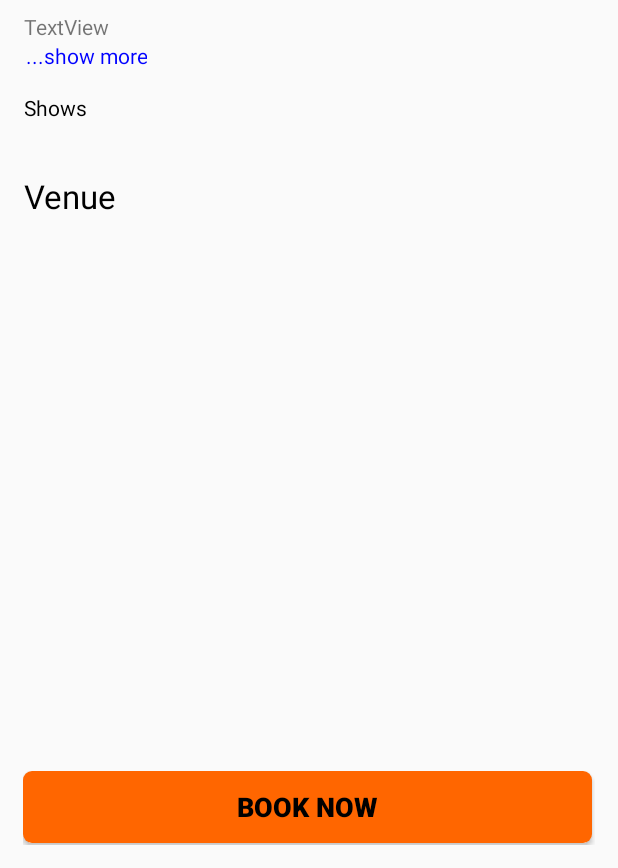
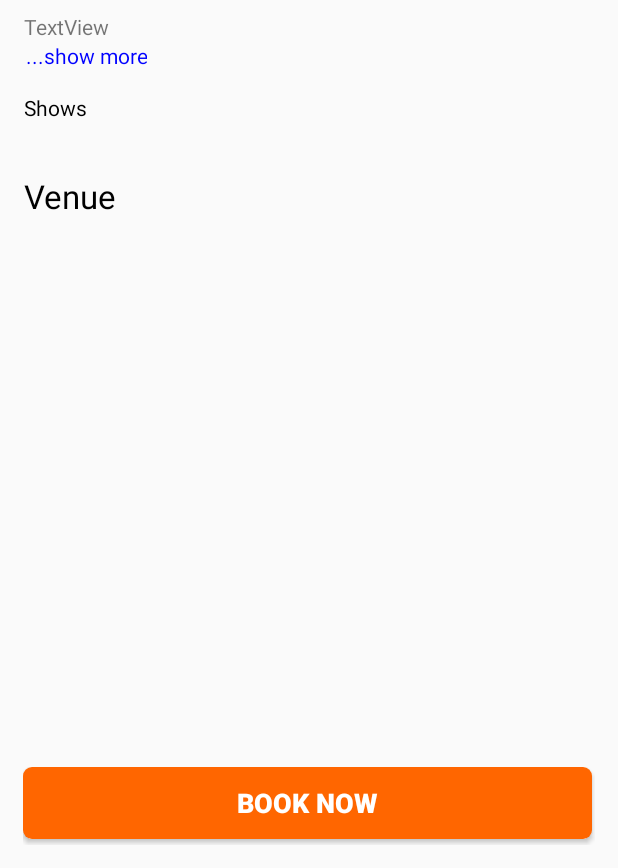
Before and after one commit to shannu1995/On-The-House, an Android app: the layout fragment_offer_detail.xml on its own in the app's theme, with its tools: preview values and no code run, on a phone screen of 412 x 824 dp, the part 368-1236 px from its top. Run offline under Robolectric (Android 15) with nearby library versions, the phone set to English and light mode, and no system bars.

Commit message:
Result id fx

```diff
--- a/app/src/main/java/com/onthehouse/onthehouse/PaymentPortal.java
+++ b/app/src/main/java/com/onthehouse/onthehouse/PaymentPortal.java
@@ -50,10 +50,11 @@ public class PaymentPortal extends AppCompatActivity {
         configuration = new PayPalConfiguration()
                 .environment(PayPalConfiguration.ENVIRONMENT_SANDBOX)
                 .clientId(clientId);
-//        heading = (TextView) findViewById(R.id.paymentSummary);
         details = (TextView) findViewById(R.id.details);
         button = (Button) findViewById(R.id.button);
         result = (TextView) findViewById(R.id.result);
+
+        button.setVisibility(View.VISIBLE);
 
         extras = getIntent().getExtras();
         details.setText("Number of Tickets: "+extras.getString("tickets"));
@@ -177,7 +178,7 @@ public class PaymentPortal extends AppCompatActivity {
             {
                 Log.w("COMPLETED!", "SUCCESS!!");
                 textView.setText("Reservation Successful!\n Please check \'My Account\' or your email for the reservation details");
-                finish();
+                button.setVisibility(View.INVISIBLE);
             }
 
             else if(result == 2)
@@ -190,6 +191,7 @@ public class PaymentPortal extends AppCompatActivity {
                 Log.w("SUBMISSION FAILED!", errorText);
                 if(extras.getString("payment").equals("free")){
                     textView.setText("Reservation Successful!\n Please check \'My Account\' or your email for the reservation details");
+                    button.setVisibility(View.INVISIBLE);
                 }else{
                     textView.setText("Reservation Failed because:\n"+errorText);
                 }
--- a/app/src/main/res/drawable/gradient_spinner2.xml
+++ b/app/src/main/res/drawable/gradient_spinner2.xml
@@ -1,19 +1,8 @@
 <?xml version="1.0" encoding="utf-8"?>
-<selector xmlns:android="http://schemas.android.com/apk/res/android">
-
-    <item>
-        <layer-list>
-            <item>
-                <shape>
-                    <gradient android:angle="90" android:endColor="@color/colorAccent" android:startColor="@color/colorAccent" android:type="linear" />
-
-                    <stroke android:width="1dp" android:color="#000000" />
-                    <corners android:radius="4dp" />
-                    <padding android:bottom="3dp" android:left="3dp" android:right="3dp" android:top="3dp" />
-                </shape>
-            </item>
-
-        </layer-list>
-    </item>
-
-</selector>
+<shape xmlns:android="http://schemas.android.com/apk/res/android"
+    android:shape="rectangle">
+    <stroke
+        android:width="1dp"
+        android:color="@color/white" />
+    <solid android:color="@color/colorAccent" />
+</shape>
--- a/app/src/main/res/layout/fragment_offer_detail.xml
+++ b/app/src/main/res/layout/fragment_offer_detail.xml
@@ -217,7 +217,7 @@
             android:layout_width="match_parent"
             android:layout_height="wrap_content"
             android:text="Book now"
-            android:textColor="@color/textColor"
+            android:textColor="@color/white"
             android:textSize="18sp"
             android:textStyle="bold"
             android:background="@drawable/rectangle_button"
@@ -232,10 +232,12 @@
             <Spinner
                 android:id="@+id/quantity_list"
                 android:layout_width="wrap_content"
-                android:layout_height="48dp"
+                android:layout_height="49dp"
                 android:layout_marginTop="1dp"
+                android:layout_marginBottom="1dp"
+                android:textStyle="bold"
                 android:background="@drawable/gradient_spinner2"
-                android:popupBackground="@drawable/background_spinner2"
+                android:popupBackground="@drawable/spinner_edit_profile"
                 android:layout_marginLeft="2dp"
                 android:gravity="center"
                 android:textAlignment="center" />
--- a/app/src/main/res/layout/spinner_item.xml
+++ b/app/src/main/res/layout/spinner_item.xml
@@ -6,7 +6,6 @@
     android:paddingRight="20dp"
     android:paddingBottom="10dp"
     android:paddingTop="10dp"
-    android:textColor="@color/textColor"
     android:textStyle="bold"
     android:textAlignment="gravity"
     android:gravity="right" />
```
Also changed, not shown: app/src/main/java/com/onthehouse/onthehouse/BookingPageCompetition.java (+14 -1 lines), app/src/main/java/com/onthehouse/onthehouse/BookingPageDeliveryPurchase.java (+14 -4 lines), app/src/main/java/com/onthehouse/onthehouse/BookingPageNoDeliveryPurchase.java (+15 -3 lines), app/src/main/res/layout/activity_payment_portal.xml (+7 -3 lines), app/src/main/res/layout/activity_register.xml (+7 -0 lines).
